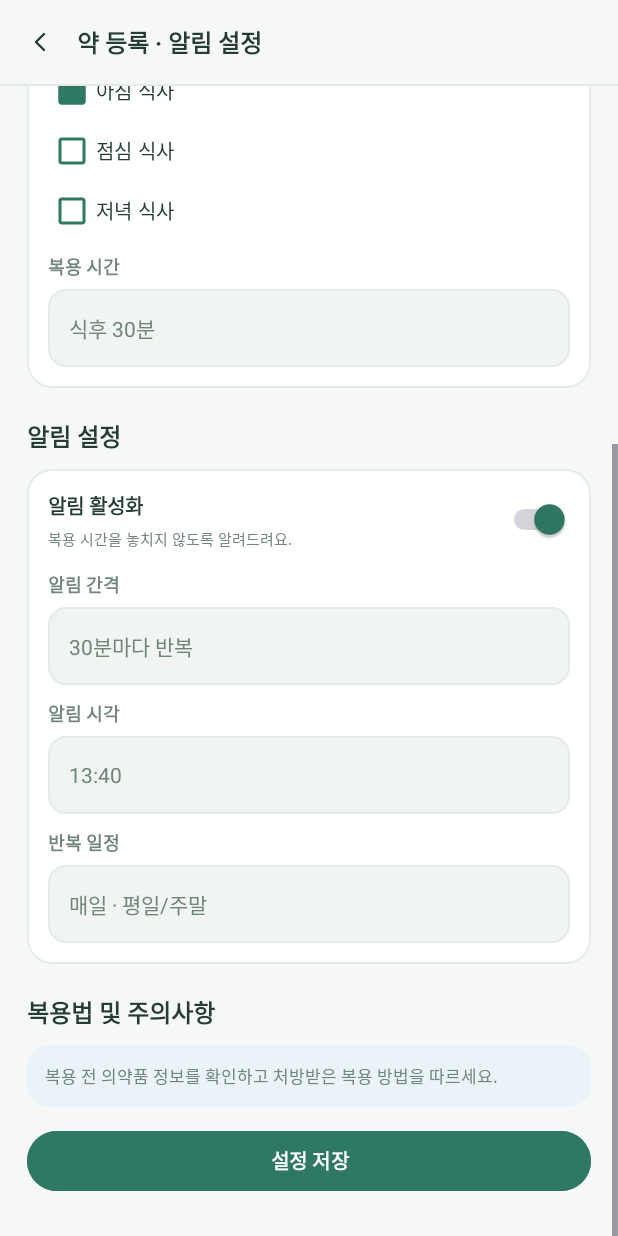
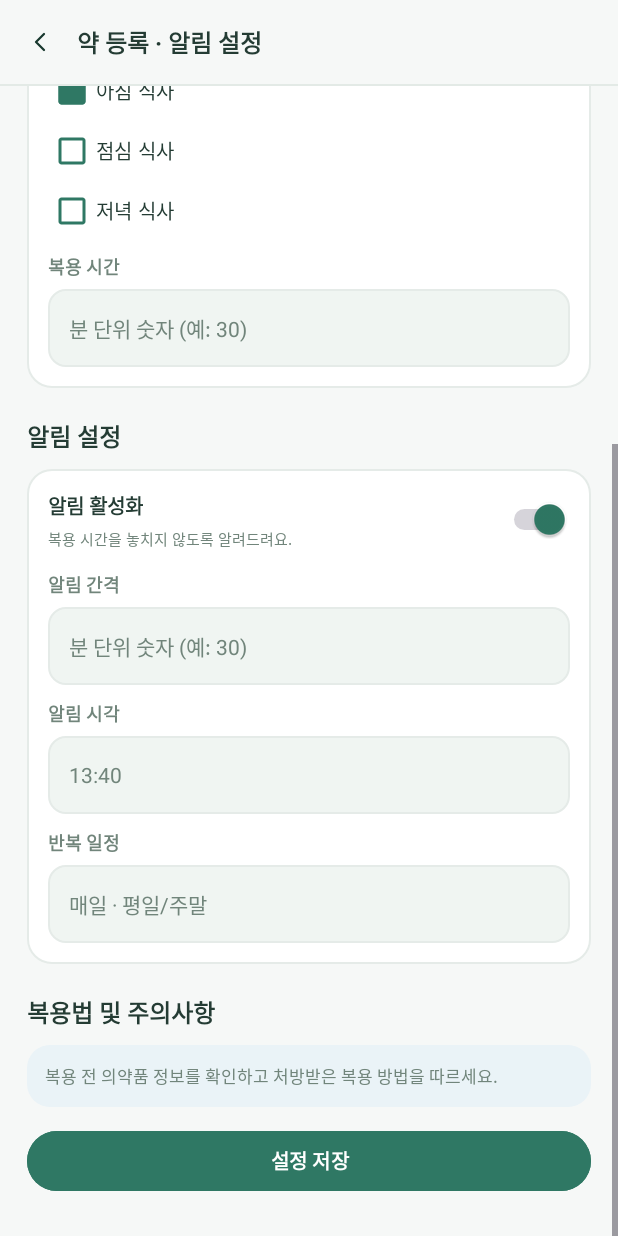
Before and after one commit to yoon788/MealCare, an Android app: the layout screen_07_medication_setup.xml on its own in the app's theme, with its tools: preview values and no code run, scrolled down 346 dp, on a phone screen of 412 x 824 dp. Run offline under Robolectric (Android 15) with nearby library versions, the phone set to English and light mode, and no system bars.

Commit message:
김태희 - 약 등록 화면 생성

```diff
--- a/app/src/main/AndroidManifest.xml
+++ b/app/src/main/AndroidManifest.xml
@@ -25,6 +25,10 @@
             android:name=".FirebaseTestActivity"
             android:exported="true"
             android:windowSoftInputMode="adjustResize" />
+        <activity
+            android:name=".MedicationSetupActivity"
+            android:exported="true"
+            android:windowSoftInputMode="adjustResize" />
     </application>
 
 </manifest>
--- a/app/src/main/java/com/example/mealcare/MealSlot.java
+++ b/app/src/main/java/com/example/mealcare/MealSlot.java
@@ -24,4 +24,3 @@ public class MealSlot {
         }
     }
 }
-}
--- a/app/src/main/java/com/example/mealcare/Medication.java
+++ b/app/src/main/java/com/example/mealcare/Medication.java
@@ -21,4 +21,3 @@ public class Medication {
 
     public Medication() {}              // Firestore가 문서를 객체로 바꿀 때 필요
 }
-}
--- a/app/src/main/res/layout/screen_07_medication_setup.xml
+++ b/app/src/main/res/layout/screen_07_medication_setup.xml
@@ -1,7 +1,7 @@
 <?xml version='1.0' encoding='utf-8'?>
 <LinearLayout xmlns:android="http://schemas.android.com/apk/res/android" android:layout_width="match_parent" android:layout_height="match_parent" android:orientation="vertical" android:background="@color/mc_bg" android:fitsSystemWindows="true">
     <LinearLayout android:layout_width="match_parent" android:layout_height="wrap_content" android:orientation="horizontal" android:gravity="center_vertical" android:padding="16dp">
-        <ImageView android:layout_width="21dp" android:layout_height="21dp" android:src="@drawable/mc_ic_back" android:tint="@color/mc_dark" android:contentDescription="back" android:layout_marginEnd="14dp" />
+        <ImageView android:id="@+id/btnBack" android:layout_width="21dp" android:layout_height="21dp" android:src="@drawable/mc_ic_back" android:tint="@color/mc_dark" android:contentDescription="back" android:layout_marginEnd="14dp" />
         <TextView android:layout_width="0dp" android:layout_height="wrap_content" android:text="약 등록 · 알림 설정" android:textColor="@color/mc_text" android:textSize="16sp" android:textStyle="bold" android:layout_weight="1" />
     </LinearLayout>
     <View android:layout_width="match_parent" android:layout_height="1dp" android:background="@color/mc_line" />
@@ -11,11 +11,11 @@
                 <TextView android:layout_width="0dp" android:layout_height="wrap_content" android:text="약 정보" android:textColor="@color/mc_text" android:textSize="16sp" android:textStyle="bold" android:layout_weight="1" />
             </LinearLayout>
             <LinearLayout android:layout_width="match_parent" android:layout_height="wrap_content" android:orientation="vertical" android:background="@drawable/mc_card" android:layout_marginTop="0dp" android:layout_marginBottom="12dp" android:padding="14dp">
-                <EditText android:layout_width="match_parent" android:layout_height="52dp" android:background="@drawable/mc_field" android:paddingStart="14dp" android:paddingEnd="14dp" android:paddingTop="12dp" android:paddingBottom="12dp" android:textSize="14sp" android:textColor="@color/mc_text" android:textColorHint="@color/mc_muted" android:hint="약 이름을 검색하세요" android:layout_marginTop="0dp" android:inputType="text" android:gravity="center_vertical" />
+                <EditText android:id="@+id/etMedName" android:layout_width="match_parent" android:layout_height="52dp" android:background="@drawable/mc_field" android:paddingStart="14dp" android:paddingEnd="14dp" android:paddingTop="12dp" android:paddingBottom="12dp" android:textSize="14sp" android:textColor="@color/mc_text" android:textColorHint="@color/mc_muted" android:hint="약 이름을 입력하세요" android:layout_marginTop="0dp" android:inputType="text" android:gravity="center_vertical" />
                 <Space android:layout_width="1dp" android:layout_height="10dp" />
                 <LinearLayout android:layout_width="match_parent" android:layout_height="wrap_content" android:orientation="horizontal" android:gravity="center_vertical">
                     <ImageView android:layout_width="20dp" android:layout_height="20dp" android:src="@drawable/mc_ic_pill" android:tint="@color/mc_primary" android:contentDescription="pill" android:layout_marginEnd="8dp" />
-                    <TextView android:layout_width="0dp" android:layout_height="wrap_content" android:text="등록할 약 · 약 A (예시)" android:textColor="@color/mc_text" android:textSize="13sp" android:textStyle="bold" android:layout_weight="1" />
+                    <TextView android:id="@+id/tvSelectedMed" android:layout_width="0dp" android:layout_height="wrap_content" android:text="등록할 약 · 약 A (예시)" android:textColor="@color/mc_text" android:textSize="13sp" android:textStyle="bold" android:layout_weight="1" />
                     <TextView android:layout_width="wrap_content" android:layout_height="wrap_content" android:text="변경" android:textColor="@color/mc_primary" android:textSize="10sp" android:textStyle="bold" android:background="@drawable/mc_chip_mint" android:paddingStart="9dp" android:paddingEnd="9dp" android:paddingTop="5dp" android:paddingBottom="5dp" />
                 </LinearLayout>
             </LinearLayout>
@@ -25,20 +25,20 @@
             <LinearLayout android:layout_width="match_parent" android:layout_height="wrap_content" android:orientation="vertical" android:background="@drawable/mc_card" android:layout_marginTop="0dp" android:layout_marginBottom="12dp" android:padding="14dp">
                 <TextView android:layout_width="wrap_content" android:layout_height="wrap_content" android:text="식사 기준" android:textColor="@color/mc_muted" android:textSize="12sp" android:textStyle="bold" android:layout_marginTop="0dp" android:layout_marginBottom="6dp" />
                 <LinearLayout android:layout_width="match_parent" android:layout_height="wrap_content" android:orientation="horizontal" android:gravity="center_vertical">
-                    <TextView android:layout_width="wrap_content" android:layout_height="wrap_content" android:text="식전" android:textColor="@color/mc_muted" android:textSize="10sp" android:textStyle="bold" android:background="@drawable/mc_chip_gray" android:paddingStart="9dp" android:paddingEnd="9dp" android:paddingTop="5dp" android:paddingBottom="5dp" />
+                    <TextView android:id="@+id/chipBeforeMeal" android:layout_width="wrap_content" android:layout_height="wrap_content" android:text="식전" android:textColor="@color/mc_muted" android:textSize="10sp" android:textStyle="bold" android:background="@drawable/mc_chip_gray" android:paddingStart="9dp" android:paddingEnd="9dp" android:paddingTop="5dp" android:paddingBottom="5dp" />
                     <Space android:layout_width="8dp" android:layout_height="1dp" />
-                    <TextView android:layout_width="wrap_content" android:layout_height="wrap_content" android:text="식후" android:textColor="@color/mc_primary" android:textSize="10sp" android:textStyle="bold" android:background="@drawable/mc_chip_mint" android:paddingStart="9dp" android:paddingEnd="9dp" android:paddingTop="5dp" android:paddingBottom="5dp" />
+                    <TextView android:id="@+id/chipAfterMeal" android:layout_width="wrap_content" android:layout_height="wrap_content" android:text="식후" android:textColor="@color/mc_primary" android:textSize="10sp" android:textStyle="bold" android:background="@drawable/mc_chip_mint" android:paddingStart="9dp" android:paddingEnd="9dp" android:paddingTop="5dp" android:paddingBottom="5dp" />
                     <Space android:layout_width="8dp" android:layout_height="1dp" />
-                    <TextView android:layout_width="wrap_content" android:layout_height="wrap_content" android:text="식사 무관" android:textColor="@color/mc_muted" android:textSize="10sp" android:textStyle="bold" android:background="@drawable/mc_chip_gray" android:paddingStart="9dp" android:paddingEnd="9dp" android:paddingTop="5dp" android:paddingBottom="5dp" />
+                    <TextView android:id="@+id/chipNoMeal" android:layout_width="wrap_content" android:layout_height="wrap_content" android:text="식사 무관" android:textColor="@color/mc_muted" android:textSize="10sp" android:textStyle="bold" android:background="@drawable/mc_chip_gray" android:paddingStart="9dp" android:paddingEnd="9dp" android:paddingTop="5dp" android:paddingBottom="5dp" />
                 </LinearLayout>
                 <Space android:layout_width="1dp" android:layout_height="12dp" />
                 <TextView android:layout_width="wrap_content" android:layout_height="wrap_content" android:text="대상 식사" android:textColor="@color/mc_muted" android:textSize="12sp" android:textStyle="bold" android:layout_marginTop="0dp" android:layout_marginBottom="6dp" />
-                <CheckBox android:layout_width="match_parent" android:layout_height="40dp" android:text="아침 식사" android:textSize="13sp" android:textColor="@color/mc_text" android:checked="true" android:buttonTint="@color/mc_primary" />
-                <CheckBox android:layout_width="match_parent" android:layout_height="40dp" android:text="점심 식사" android:textSize="13sp" android:textColor="@color/mc_text" android:checked="false" android:buttonTint="@color/mc_primary" />
-                <CheckBox android:layout_width="match_parent" android:layout_height="40dp" android:text="저녁 식사" android:textSize="13sp" android:textColor="@color/mc_text" android:checked="false" android:buttonTint="@color/mc_primary" />
+                <CheckBox android:id="@+id/cbBreakfast" android:layout_width="match_parent" android:layout_height="40dp" android:text="아침 식사" android:textSize="13sp" android:textColor="@color/mc_text" android:checked="true" android:buttonTint="@color/mc_primary" />
+                <CheckBox android:id="@+id/cbLunch" android:layout_width="match_parent" android:layout_height="40dp" android:text="점심 식사" android:textSize="13sp" android:textColor="@color/mc_text" android:checked="false" android:buttonTint="@color/mc_primary" />
+                <CheckBox android:id="@+id/cbDinner" android:layout_width="match_parent" android:layout_height="40dp" android:text="저녁 식사" android:textSize="13sp" android:textColor="@color/mc_text" android:checked="false" android:buttonTint="@color/mc_primary" />
                 <Space android:layout_width="1dp" android:layout_height="8dp" />
                 <TextView android:layout_width="wrap_content" android:layout_height="wrap_content" android:text="복용 시간" android:textColor="@color/mc_muted" android:textSize="12sp" android:textStyle="bold" android:layout_marginTop="0dp" android:layout_marginBottom="6dp" />
-                <EditText android:layout_width="match_parent" android:layout_height="52dp" android:background="@drawable/mc_field" android:paddingStart="14dp" android:paddingEnd="14dp" android:paddingTop="12dp" android:paddingBottom="12dp" android:textSize="14sp" android:textColor="@color/mc_text" android:textColorHint="@color/mc_muted" android:hint="식후 30분" android:layout_marginTop="0dp" android:inputType="text" android:gravity="center_vertical" />
+                <EditText android:id="@+id/etOffsetMinutes" android:layout_width="match_parent" android:layout_height="52dp" android:background="@drawable/mc_field" android:paddingStart="14dp" android:paddingEnd="14dp" android:paddingTop="12dp" android:paddingBottom="12dp" android:textSize="14sp" android:textColor="@color/mc_text" android:textColorHint="@color/mc_muted" android:hint="분 단위 숫자 (예: 30)" android:layout_marginTop="0dp" android:inputType="number" android:gravity="center_vertical" />
             </LinearLayout>
             <LinearLayout android:layout_width="match_parent" android:layout_height="wrap_content" android:orientation="horizontal" android:gravity="center_vertical" android:layout_marginTop="8dp" android:layout_marginBottom="10dp">
                 <TextView android:layout_width="0dp" android:layout_height="wrap_content" android:text="알림 설정" android:textColor="@color/mc_text" android:textSize="16sp" android:textStyle="bold" android:layout_weight="1" />
@@ -49,17 +49,17 @@
                         <TextView android:layout_width="wrap_content" android:layout_height="wrap_content" android:text="알림 활성화" android:textColor="@color/mc_text" android:textSize="13sp" android:textStyle="bold" />
                         <TextView android:layout_width="wrap_content" android:layout_height="wrap_content" android:text="복용 시간을 놓치지 않도록 알려드려요." android:textColor="@color/mc_muted" android:textSize="10sp" android:layout_marginTop="4dp" />
                     </LinearLayout>
-                    <Switch android:layout_width="wrap_content" android:layout_height="wrap_content" android:checked="true" android:thumbTint="@color/mc_primary" />
+                    <Switch android:id="@+id/swAlarm" android:layout_width="wrap_content" android:layout_height="wrap_content" android:checked="true" android:thumbTint="@color/mc_primary" />
                 </LinearLayout>
                 <Space android:layout_width="1dp" android:layout_height="14dp" />
                 <TextView android:layout_width="wrap_content" android:layout_height="wrap_content" android:text="알림 간격" android:textColor="@color/mc_muted" android:textSize="12sp" android:textStyle="bold" android:layout_marginTop="0dp" android:layout_marginBottom="6dp" />
-                <EditText android:layout_width="match_parent" android:layout_height="52dp" android:background="@drawable/mc_field" android:paddingStart="14dp" android:paddingEnd="14dp" android:paddingTop="12dp" android:paddingBottom="12dp" android:textSize="14sp" android:textColor="@color/mc_text" android:textColorHint="@color/mc_muted" android:hint="30분마다 반복" android:layout_marginTop="0dp" android:inputType="text" android:gravity="center_vertical" />
+                <EditText android:id="@+id/etRepeatInterval" android:layout_width="match_parent" android:layout_height="52dp" android:background="@drawable/mc_field" android:paddingStart="14dp" android:paddingEnd="14dp" android:paddingTop="12dp" android:paddingBottom="12dp" android:textSize="14sp" android:textColor="@color/mc_text" android:textColorHint="@color/mc_muted" android:hint="분 단위 숫자 (예: 30)" android:layout_marginTop="0dp" android:inputType="number" android:gravity="center_vertical" />
                 <Space android:layout_width="1dp" android:layout_height="10dp" />
                 <TextView android:layout_width="wrap_content" android:layout_height="wrap_content" android:text="알림 시각" android:textColor="@color/mc_muted" android:textSize="12sp" android:textStyle="bold" android:layout_marginTop="0dp" android:layout_marginBottom="6dp" />
-                <EditText android:layout_width="match_parent" android:layout_height="52dp" android:background="@drawable/mc_field" android:paddingStart="14dp" android:paddingEnd="14dp" android:paddingTop="12dp" android:paddingBottom="12dp" android:textSize="14sp" android:textColor="@color/mc_text" android:textColorHint="@color/mc_muted" android:hint="13:40" android:layout_marginTop="0dp" android:inputType="text" android:gravity="center_vertical" />
+                <EditText android:id="@+id/etAlarmTime" android:layout_width="match_parent" android:layout_height="52dp" android:background="@drawable/mc_field" android:paddingStart="14dp" android:paddingEnd="14dp" android:paddingTop="12dp" android:paddingBottom="12dp" android:textSize="14sp" android:textColor="@color/mc_text" android:textColorHint="@color/mc_muted" android:hint="13:40" android:layout_marginTop="0dp" android:inputType="none" android:focusable="false" android:gravity="center_vertical" />
                 <Space android:layout_width="1dp" android:layout_height="10dp" />
                 <TextView android:layout_width="wrap_content" android:layout_height="wrap_content" android:text="반복 일정" android:textColor="@color/mc_muted" android:textSize="12sp" android:textStyle="bold" android:layout_marginTop="0dp" android:layout_marginBottom="6dp" />
-                <EditText android:layout_width="match_parent" android:layout_height="52dp" android:background="@drawable/mc_field" android:paddingStart="14dp" android:paddingEnd="14dp" android:paddingTop="12dp" android:paddingBottom="12dp" android:textSize="14sp" android:textColor="@color/mc_text" android:textColorHint="@color/mc_muted" android:hint="매일 · 평일/주말" android:layout_marginTop="0dp" android:inputType="text" android:gravity="center_vertical" />
+                <EditText android:id="@+id/etRepeatSchedule" android:layout_width="match_parent" android:layout_height="52dp" android:background="@drawable/mc_field" android:paddingStart="14dp" android:paddingEnd="14dp" android:paddingTop="12dp" android:paddingBottom="12dp" android:textSize="14sp" android:textColor="@color/mc_text" android:textColorHint="@color/mc_muted" android:hint="매일 · 평일/주말" android:layout_marginTop="0dp" android:inputType="text" android:gravity="center_vertical" />
             </LinearLayout>
             <LinearLayout android:layout_width="match_parent" android:layout_height="wrap_content" android:orientation="horizontal" android:gravity="center_vertical" android:layout_marginTop="8dp" android:layout_marginBottom="10dp">
                 <TextView android:layout_width="0dp" android:layout_height="wrap_content" android:text="복용법 및 주의사항" android:textColor="@color/mc_text" android:textSize="16sp" android:textStyle="bold" android:layout_weight="1" />
@@ -67,7 +67,7 @@
             <LinearLayout android:layout_width="match_parent" android:layout_height="wrap_content" android:orientation="vertical" android:background="@drawable/mc_card_blue" android:layout_marginTop="0dp" android:layout_marginBottom="12dp" android:padding="12dp">
                 <TextView android:layout_width="wrap_content" android:layout_height="wrap_content" android:text="복용 전 의약품 정보를 확인하고 처방받은 복용 방법을 따르세요." android:textColor="@color/mc_muted" android:textSize="11sp" android:lineSpacingExtra="3dp" />
             </LinearLayout>
-            <Button android:layout_width="match_parent" android:layout_height="48dp" android:layout_marginTop="0dp" android:layout_marginBottom="8dp" android:text="설정 저장" android:textAllCaps="false" android:textSize="13sp" android:textStyle="bold" android:textColor="@color/mc_white" android:backgroundTint="@color/mc_primary" android:minHeight="0dp" />
+            <Button android:id="@+id/btnSave" android:layout_width="match_parent" android:layout_height="48dp" android:layout_marginTop="0dp" android:layout_marginBottom="8dp" android:text="설정 저장" android:textAllCaps="false" android:textSize="13sp" android:textStyle="bold" android:textColor="@color/mc_white" android:backgroundTint="@color/mc_primary" android:minHeight="0dp" />
         </LinearLayout>
     </ScrollView>
 </LinearLayout>
```
Also changed, not shown: app/src/main/java/com/example/mealcare/MedicationSetupActivity.java (added, +161 -0 lines).
